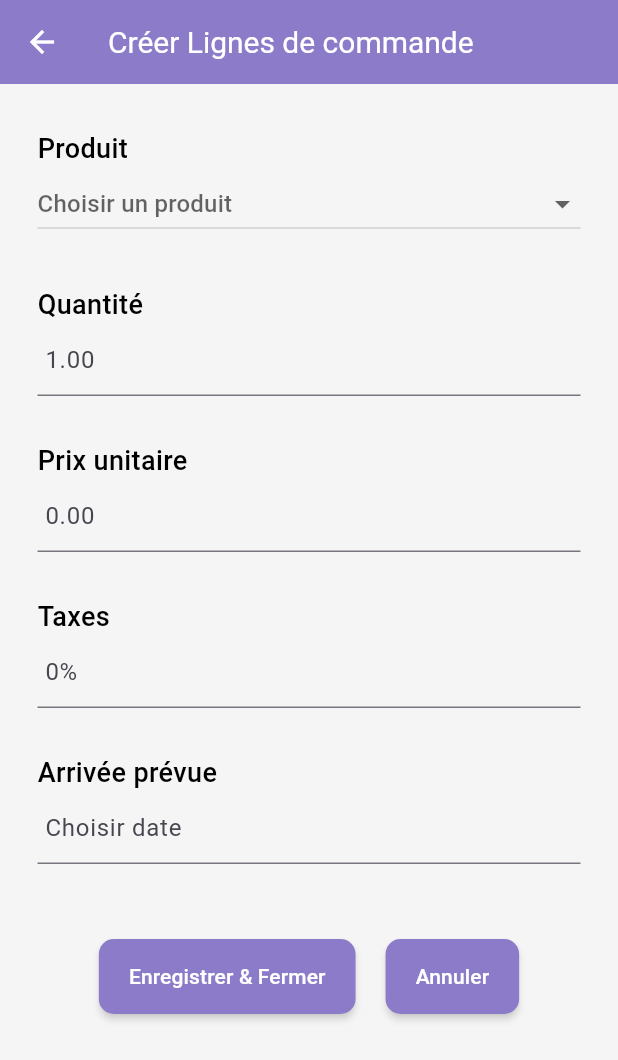
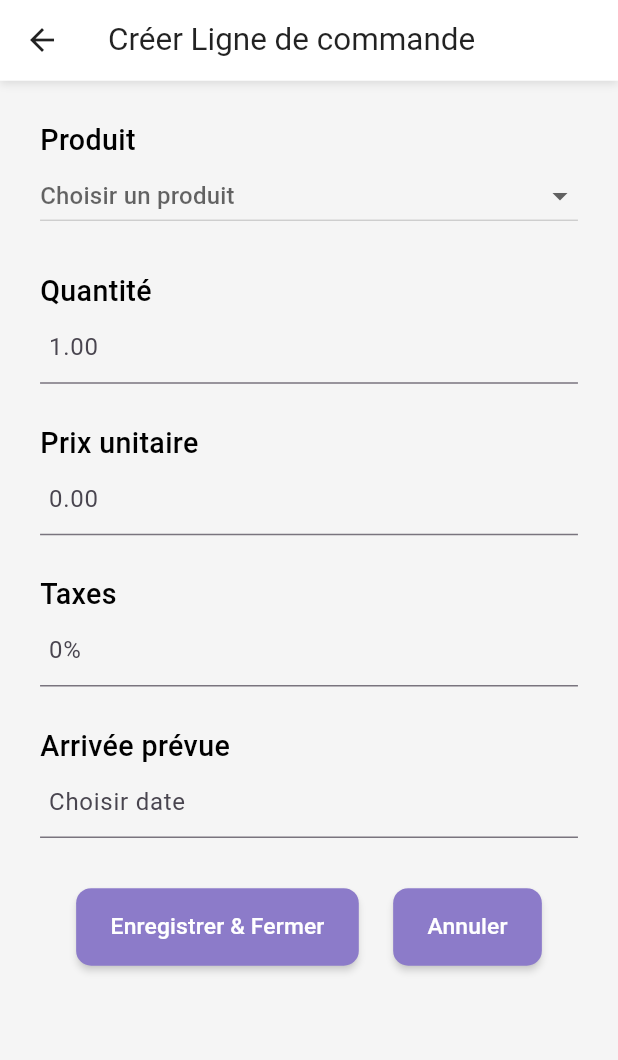
Before and after one commit to oussama-souidi/odoo_erp_mobile_app, a Flutter app: the AjouterProduit screen opened directly, on a phone screen of 412 x 824 dp. Shown: the top 1060 px of the screen. Run offline on Flutter 3.47's test engine with Material 3 defaults, Android fonts, the light colour scheme and no system bars; our stand-ins replace flutter_screenutil.

Commit message:
Module achats cbon(normalement)

```diff
--- /dev/null
+++ b/lib/components/appBar.dart
@@ -0,0 +1,34 @@
+import 'package:flutter/material.dart';
+import 'package:flutter_screenutil/flutter_screenutil.dart';
+
+
+class appBar extends StatelessWidget {
+  final String title;
+  const appBar({required this.title});
+
+  @override
+  Widget build(BuildContext context) {
+    return Container(
+      decoration: BoxDecoration(
+        boxShadow: [
+          BoxShadow(
+            color: Colors.black.withOpacity(0.1),
+            offset: const Offset(0, 2),
+            blurRadius: 4,
+          ),
+        ],
+      ),
+      child: AppBar(
+        scrolledUnderElevation: 0,
+        backgroundColor: Colors.white,
+        iconTheme: const IconThemeData(
+          color: Colors.black87,
+        ),
+        title: Text(
+          title,
+          style: TextStyle(color: Colors.black87, fontSize: 55.sp),
+        ),
+      ),
+    );
+  }
+}
--- a/lib/components/navbar.dart
+++ b/lib/components/navbar.dart
@@ -1,6 +1,6 @@
 import 'package:flutter/material.dart';
 import 'package:mobile_app/modules/achats/achats.dart';
-import 'package:mobile_app/modules/achats/components/details_page.dart';
+import 'package:mobile_app/modules/achats/components/AddCommand.dart';
 import 'package:mobile_app/pages/home_page.dart';
 import 'package:mobile_app/pages/login_page.dart';
 
--- a/lib/modules/achats/produits/ajouter_produit.dart
+++ b/lib/modules/achats/produits/AddProduct.dart
@@ -1,8 +1,10 @@
 import 'package:flutter/material.dart';
+import 'package:flutter_screenutil/flutter_screenutil.dart';
 import 'package:mobile_app/modules/achats/produits/data_model.dart';
 import 'package:mobile_app/modules/achats/produits/fake_repository.dart';
 
-import '../components/details_page.dart';
+import '../../../components/appBar.dart';
+import '../components/AddCommand.dart';
 
 class AjouterProduit extends StatefulWidget {
   const AjouterProduit({super.key});
@@ -33,29 +35,23 @@ class _details_pageState extends State<AjouterProduit> {
   Widget build(BuildContext context) {
     return Scaffold(
       backgroundColor: Colors.grey.shade100,
-      appBar: AppBar(
-        backgroundColor: const Color(0xff8c7bc9),
-        iconTheme: const IconThemeData(
-          color: Colors.white,
-        ),
-        title: const Text(
-          "Créer Lignes de commande",
-          style: TextStyle(color: Colors.white, fontSize: 20),
-        ),
+      appBar: PreferredSize(
+        preferredSize: Size.fromHeight(145.h),
+        child: const appBar(title: "Créer Ligne de commande",),
       ),
       body: SingleChildScrollView(
         child: Padding(
-          padding: const EdgeInsets.symmetric(horizontal: 25),
+          padding: EdgeInsets.symmetric(horizontal: 70.w),
           child: Column(
             crossAxisAlignment: CrossAxisAlignment.start,
             children: [
-              const SizedBox(
-                height: 30,
+              SizedBox(
+                height: 70.h,
               ),
-              const Text(
+              Text(
                 'Produit',
                 style: TextStyle(
-                    fontSize: 18.0,
+                    fontSize: 50.sp,
                     color: Colors.black,
                     fontWeight: FontWeight.w500),
               ),
@@ -79,55 +75,55 @@ class _details_pageState extends State<AjouterProduit> {
                   hintText: 'Choisir un produit',
                 ),
               ),*/
-              const SizedBox(
-                height: 30,
+              SizedBox(
+                height: 70.h,
               ),
-              const Text(
+              Text(
                 'Quantité',
                 style: TextStyle(
-                    fontSize: 18.0,
+                    fontSize: 50.sp,
                     color: Colors.black,
                     fontWeight: FontWeight.w500),
               ),
-              const TextField(
+              TextField(
                 decoration: InputDecoration(
-                    contentPadding: EdgeInsets.only(left: 5), hintText: "1.00"),
+                    contentPadding: EdgeInsets.only(left: 15.w), hintText: "1.00"),
               ),
-              const SizedBox(
-                height: 30,
+              SizedBox(
+                height: 70.h,
               ),
-              const Text(
+              Text(
                 'Prix unitaire',
                 style: TextStyle(
-                    fontSize: 18.0,
+                    fontSize: 50.sp,
                     color: Colors.black,
                     fontWeight: FontWeight.w500),
               ),
-              const TextField(
+              TextField(
                 decoration: InputDecoration(
-                    contentPadding: EdgeInsets.only(left: 5), hintText: "0.00"),
+                    contentPadding: EdgeInsets.only(left: 15.w), hintText: "0.00"),
               ),
-              const SizedBox(
-                height: 30,
+              SizedBox(
+                height: 70.h,
               ),
-              const Text(
+              Text(
                 'Taxes',
                 style: TextStyle(
-                    fontSize: 18.0,
+                    fontSize: 50.sp,
                     color: Colors.black,
                     fontWeight: FontWeight.w500),
               ),
-              const TextField(
+              TextField(
                 decoration: InputDecoration(
-                    contentPadding: EdgeInsets.only(left: 5), hintText: "0%"),
+                    contentPadding: EdgeInsets.only(left: 15.w), hintText: "0%"),
               ),
-              const SizedBox(
-                height: 30,
+              SizedBox(
+                height: 70.h,
               ),
-              const Text(
+              Text(
                 'Arrivée prévue',
                 style: TextStyle(
-                    fontSize: 18.0,
+                    fontSize: 50.sp,
                     color: Colors.black,
                     fontWeight: FontWeight.w500),
               ),
@@ -138,20 +134,19 @@ class _details_pageState extends State<AjouterProduit> {
                 decoration: InputDecoration(
                   hintText: selectedDate?.toString().substring(0, 10) ??
                       'Choisir date',
-                  contentPadding: const EdgeInsets.only(left: 5),
+                  contentPadding: EdgeInsets.only(left: 15.w),
                 ),
               ),
-              const SizedBox(
-                height: 50,
+              SizedBox(
+                height: 90.h,
               ),
               Row(
                 mainAxisAlignment: MainAxisAlignment.center,
                 children: [
                   TextButton(
-                    onPressed: () {Navigator.push(context,
-                        MaterialPageRoute(builder: (context) => details_page()));},
+                    onPressed: () {},
                     style: TextButton.styleFrom(
-                      padding: const EdgeInsets.symmetric(horizontal: 20.0, vertical: 15.0), // Add padding
+                      padding: EdgeInsets.symmetric(horizontal: 60.w, vertical: 40.h), // Add padding
                       shape: RoundedRectangleBorder(
                         borderRadius: BorderRadius.circular(10.0), // Circular border
                       ),
@@ -161,14 +156,14 @@ class _details_pageState extends State<AjouterProduit> {
                       // Shadow offset
                       elevation: 2.0, // Button elevation for shadow
                     ),
-                    child: Text("Enregistrer & Fermer"),
+                    child: Text("Enregistrer & Fermer", style: TextStyle(fontSize: 40.sp),),
                   ),
-                  const SizedBox(width: 20.0), // Add spacing between buttons
+                  SizedBox(width: 60.w), // Add spacing between buttons
                   TextButton(
                     onPressed: () {Navigator.push(context,
                         MaterialPageRoute(builder: (context) => details_page()));},
                     style: TextButton.styleFrom(
-                      padding: const EdgeInsets.symmetric(horizontal: 20.0, vertical: 15.0), // Add padding
+                      padding: EdgeInsets.symmetric(horizontal: 60.w, vertical: 40.h), // Add padding
                       shape: RoundedRectangleBorder(
                         borderRadius: BorderRadius.circular(10.0), // Circular border
                       ),
@@ -177,7 +172,7 @@ class _details_pageState extends State<AjouterProduit> {
                       shadowColor: Colors.grey.withOpacity(0.5),
                       elevation: 2.0, // Button elevation for shadow
                     ),
-                    child: Text("Annuler"),
+                    child: Text("Annuler", style: TextStyle(fontSize: 40.sp),),
                   ),
                 ],
               ),
```
Also changed, not shown: lib/main.dart (+6 -3 lines), lib/modules/achats/achats.dart (+26 -5 lines), lib/modules/achats/components/AddCommand.dart (renamed from lib/modules/achats/components/details_page.dart, +4 -5 lines), lib/modules/achats/components/detailsPage.dart (added, +159 -0 lines), lib/modules/achats/components/list_item.dart (+46 -24 lines).
